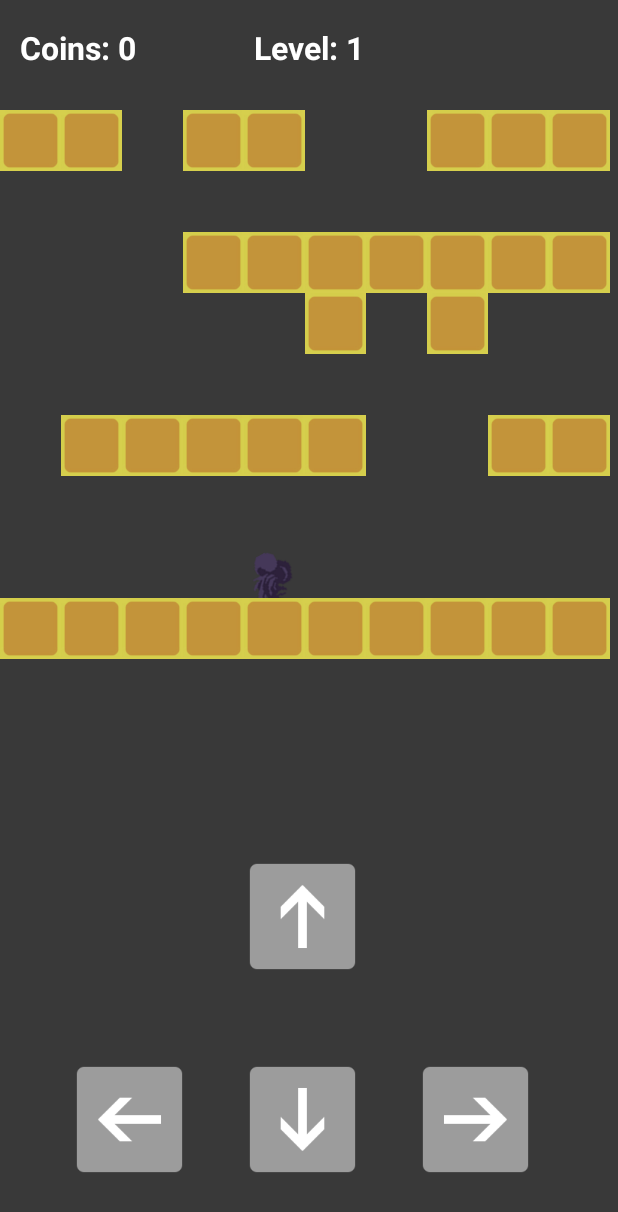
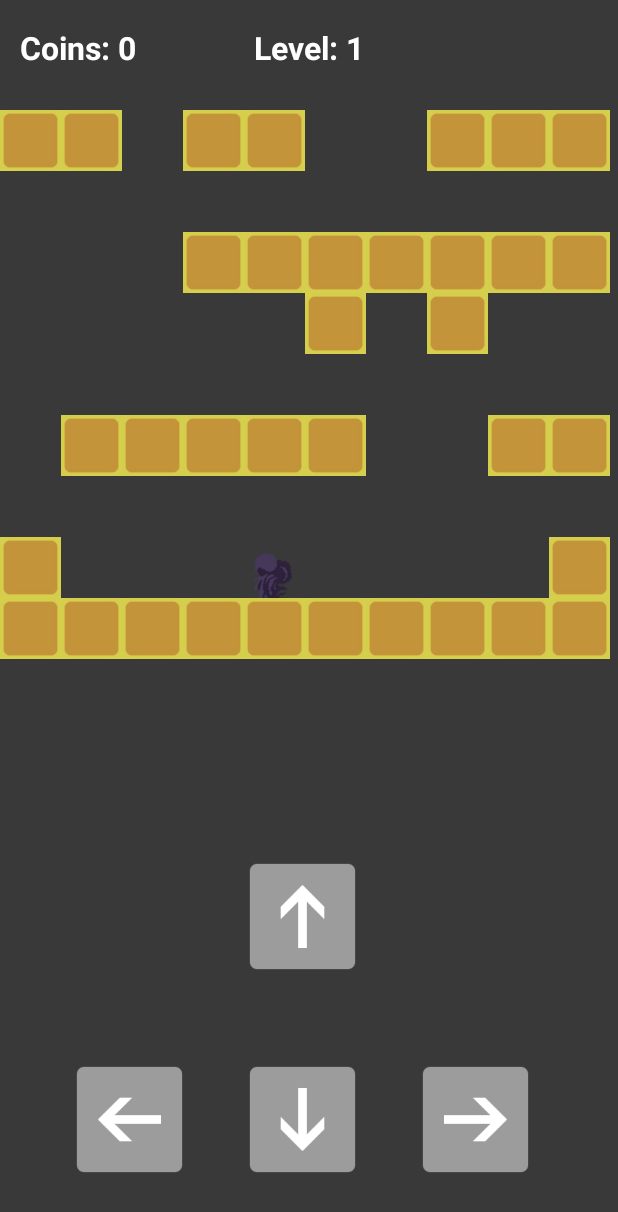
Before and after one commit to Pinkieqt/lode_runner_tamz2, an Android app: the MainActivity screen opened directly, with no data from a screen before it, on a phone screen of 412 x 824 dp. Shown: the top 1212 px of the screen. Run offline under Robolectric (Android 15) with nearby library versions, the light colour scheme and no system bars.

Commit message:
left right boxes

```diff
--- a/app/src/main/java/com/loderunner/game/Character.java
+++ b/app/src/main/java/com/loderunner/game/Character.java
@@ -33,21 +33,25 @@ public class Character {
         this.posY += charSpeed + 5;
     }
 
-    public void moveCharacter(boolean isTouched, String direction, boolean canMoveDown){
-        if(isTouched){
-            if(direction == "left"){
-                //github prostě nefunguje?
-                this.currentImg = img[0];
-                this.posX -= charSpeed;
+    public void moveCharacter(boolean isTouched, String direction, boolean canMoveDown, boolean canMoveLeft, boolean canMoveRight){
+        if(isTouched) {
+            if (canMoveLeft){
+                if (direction == "left") {
+                    //github prostě nefunguje?
+                    this.currentImg = img[0];
+                    this.posX -= charSpeed;
+                }
             }
             if(canMoveDown) {
                 if (direction == "bottom") {
                     this.posY += charSpeed;
                 }
             }
-            if(direction == "right"){
-                this.currentImg = img[1];
-                this.posX += charSpeed;
+            if(canMoveRight) {
+                if (direction == "right") {
+                    this.currentImg = img[1];
+                    this.posX += charSpeed;
+                }
             }
             if(direction == "top"){
                 this.currentImg = img[2];
--- a/app/src/main/java/com/loderunner/game/GameView.java
+++ b/app/src/main/java/com/loderunner/game/GameView.java
@@ -37,6 +37,8 @@ public class GameView extends View {
     private String levelNum = "1";
     private boolean isFalling;
     private boolean canMoveDown;
+    private boolean canMoveLeft;
+    private boolean canMoveRight;
 
     //Map
     private Polygon pol;
@@ -66,7 +68,7 @@ public class GameView extends View {
             0,0,0,0,0,0,0,0,0,0,
             0,1,1,1,1,1,0,0,1,1,
             0,0,0,0,0,0,0,0,0,0,
-            0,0,0,0,2,0,0,0,0,0,
+            1,0,0,0,2,0,0,0,0,1,
             1,1,1,1,1,1,1,1,1,1
     };
 
@@ -149,6 +151,8 @@ public class GameView extends View {
         //Gravity check for hitbox of wallblocks
         isFalling = true;
         canMoveDown = true;
+        canMoveLeft = true;
+        canMoveRight = true;
         for (WallBlock tmp : wallBlocks) {
             if (isThereDownWall(tmp.getTopPosX(), tmp.getTopPosY(), tmp.getSize())) {
                 canMoveDown = false;
@@ -156,10 +160,22 @@ public class GameView extends View {
                 break;
             }
         }
+        for (WallBlock tmp : wallBlocks) {
+            if (isThereLeftWall(tmp.getTopPosX(), tmp.getTopPosY(), tmp.getSize())) {
+                canMoveLeft = false;
+                break;
+            }
+        }
+        for (WallBlock tmp : wallBlocks) {
+            if (isThereRightWall(tmp.getTopPosX(), tmp.getTopPosY(), tmp.getSize())) {
+                canMoveRight = false;
+                break;
+            }
+        }
         if(isFalling) character.characterGravityFall();
 
         //moving
-        character.moveCharacter(isTouched, direction, canMoveDown);
+        character.moveCharacter(isTouched, direction, canMoveDown, canMoveLeft, canMoveRight);
 
         //Draw map
 
@@ -180,6 +196,30 @@ public class GameView extends View {
         }
     }
 
+    public boolean isThereLeftWall(int x, int y, int size){
+        if(character.getPosX() >= x + size - 10 && character.getPosX() <= x + size && character.getPosY() >= y && character.getPosY() <= y + size
+                ||
+           character.getPosX() >= x + size - 10 && character.getPosX() <= x + size && character.getPosY() + character.getSize() - 15 >= y && character.getPosY() - 15 + character.getSize() <= y + size
+                ){
+            return true;
+        }
+        else {
+            return false;
+        }
+    }
+
+    public boolean isThereRightWall(int x, int y, int size){
+        if(character.getPosX() + character.getSize() >= x && character.getPosX() + character.getSize() <= x + 10 && character.getPosY() >= y && character.getPosY() <= y + size
+                ||
+           character.getPosX() + character.getSize() >= x && character.getPosX() + character.getSize() <= x + 10 && character.getPosY() + character.getSize() - 15 >= y && character.getPosY() - 15 + character.getSize() <= y + size
+                ){
+            return true;
+        }
+        else {
+            return false;
+        }
+    }
+
 
 
 
@@ -192,7 +232,7 @@ public class GameView extends View {
         switch (event.getAction()) {
             case MotionEvent.ACTION_DOWN:
                 //left
-                if(x > ((canvasWidth / 5) - 50) && x < ((canvasWidth / 5) - 50 + 225) &&  y > (canvasHeight - (canvasHeight / 10) - 50) && y < (canvasHeight - (canvasHeight / 10) - 50) + 225){
+                if (x > ((canvasWidth / 5) - 50) && x < ((canvasWidth / 5) - 50 + 225) && y > (canvasHeight - (canvasHeight / 10) - 50) && y < (canvasHeight - (canvasHeight / 10) - 50) + 225) {
                     isTouched = true;
                     direction = "left";
                 }
@@ -202,7 +242,7 @@ public class GameView extends View {
                     direction = "bottom";
                 }
                 //right
-                if(x > ((canvasWidth / 5) * 3 + 50) && x < ((canvasWidth / 5) * 3 + 50 + 225) &&  y > (canvasHeight - (canvasHeight / 10) - 50) && y < (canvasHeight - (canvasHeight / 10) - 50) + 225){
+                if (x > ((canvasWidth / 5) * 3 + 50) && x < ((canvasWidth / 5) * 3 + 50 + 225) && y > (canvasHeight - (canvasHeight / 10) - 50) && y < (canvasHeight - (canvasHeight / 10) - 50) + 225) {
                     isTouched = true;
                     direction = "right";
                 }
```
Also changed, not shown: app/src/main/java/com/loderunner/game/Polygon.java (+10 -2 lines), app/src/main/res/layout/activity_main_menu.xml (+6 -7 lines).
